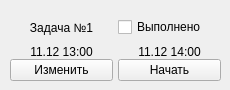
prostoLavr/time_control, file my_widgets/task_widget.ui: the form before one commit.
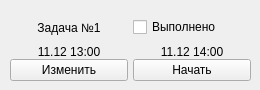
The form after the commit.

What changed in the file:
```diff
--- a/my_widgets/task_widget.ui
+++ b/my_widgets/task_widget.ui
@@ -6,13 +6,13 @@
    <rect>
     <x>0</x>
     <y>0</y>
-    <width>230</width>
+    <width>260</width>
     <height>90</height>
    </rect>
   </property>
   <property name="minimumSize">
    <size>
-    <width>230</width>
+    <width>260</width>
     <height>90</height>
    </size>
   </property>
@@ -27,7 +27,7 @@
     <rect>
      <x>0</x>
      <y>0</y>
-     <width>231</width>
+     <width>261</width>
      <height>91</height>
     </rect>
    </property>
```
